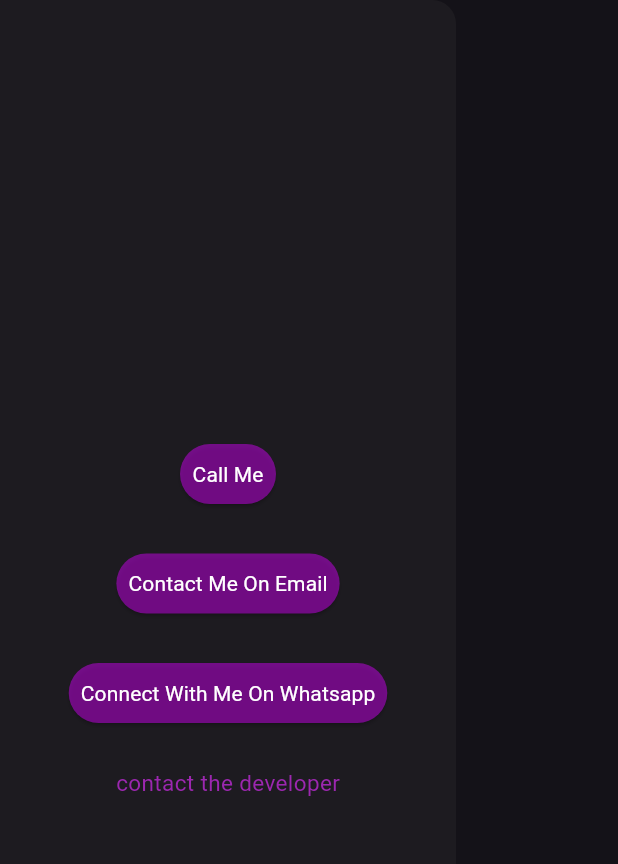
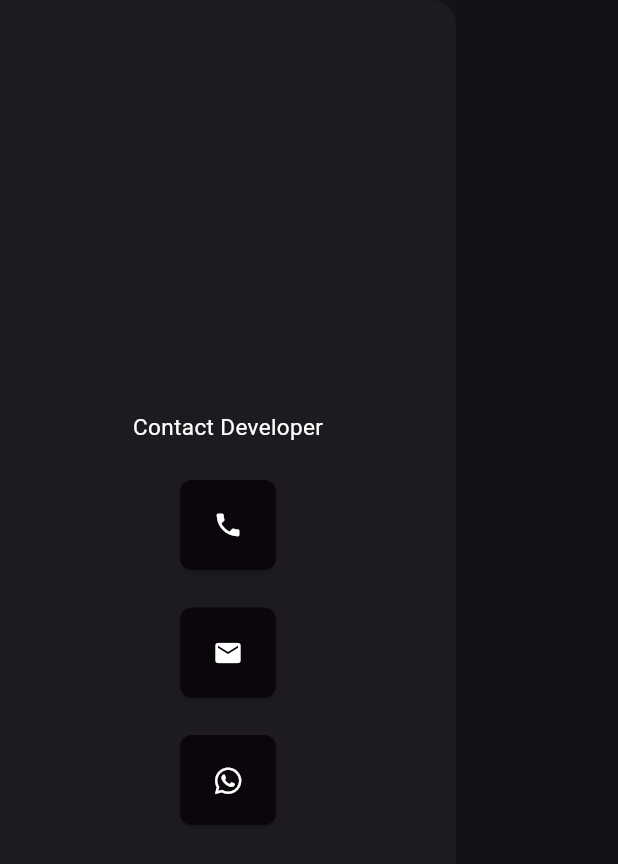
Before and after one commit to BlessingLuphahla/flutter-to-do-app, a Flutter app: the ReddDrawer widget shown alone on an empty page, opened directly, on a phone screen of 412 x 824 dp. Shown: the top 864 px of the screen. Run offline on Flutter 3.47's test engine with Material 3 defaults, Android fonts, the phone set to English and light mode, and no system bars; our stand-ins replace flutter_slidable, font_awesome_flutter, hive_flutter; accounts and stored records are empty.

Commit message:
redd drawer update

```diff
--- a/lib/utils/redd_drawer.dart
+++ b/lib/utils/redd_drawer.dart
@@ -1,23 +1,26 @@
 import 'package:flutter/material.dart';
+import 'package:font_awesome_flutter/font_awesome_flutter.dart';
 import 'package:url_launcher/url_launcher.dart';
 
 class ReddDrawer extends StatelessWidget {
+  const ReddDrawer({super.key});
+
+  // Common button style for all buttons in the drawer
   ButtonStyle buttonStyle() {
-    return ButtonStyle(
-        padding: const WidgetStatePropertyAll(EdgeInsets.all(8)),
-        foregroundColor: WidgetStateColor.resolveWith((_) {
-          return const Color.fromARGB(255, 255, 255, 255);
-        }),
-        backgroundColor: WidgetStateColor.resolveWith((_) {
-          return const Color.fromARGB(118, 217, 1, 255);
-        }));
+    return ElevatedButton.styleFrom(
+      padding: EdgeInsets.zero,
+      foregroundColor: Colors.white,
+      backgroundColor: Color.fromARGB(255, 10, 6, 11),
+      shape: RoundedRectangleBorder(
+        borderRadius: BorderRadius.circular(8),
+      ),
+      fixedSize: const Size(60, 60),
+    );
   }
 
   static const sizedBoxHeight = SizedBox(
     height: 25,
   );
-
-  const ReddDrawer({super.key});
 
   @override
   Widget build(BuildContext context) {
@@ -26,40 +29,45 @@ class ReddDrawer extends StatelessWidget {
         mainAxisAlignment: MainAxisAlignment.center,
         crossAxisAlignment: CrossAxisAlignment.center,
         children: [
+          const Text(
+            'Contact Developer',
+            style: TextStyle(
+              color: Colors.white,
+              fontWeight: FontWeight.w500,
+              fontSize: 15,
+            ),
+          ),
+          sizedBoxHeight,
           ElevatedButton(
             style: buttonStyle(),
-              child: const Text('Call Me'),
+            child: const Icon(Icons.phone, size: 20),
             onPressed: () {
               launchUrl(Uri.parse('tel:+263788793302'),
                   mode: LaunchMode.externalApplication);
-              }),
+            },
+          ),
           sizedBoxHeight,
           ElevatedButton(
             style: buttonStyle(),
-              child: const Text('Contact Me On Email'),
+            child: const Icon(Icons.email, size: 20),
             onPressed: () {
               launchUrl(
                   Uri.parse(
                       'mailto: luphahlablessingthamsanqa@gmail.com?subject=Business&body=Hey Dynamic Digital Design can you'),
                   mode: LaunchMode.externalApplication);
-              }),
+            },
+          ),
           sizedBoxHeight,
           ElevatedButton(
             style: buttonStyle(),
-              child: const Text('Connect With Me On Whatsapp'),
+            child: const FaIcon(FontAwesomeIcons.whatsapp,
+                size: 20), // WhatsApp icon from FontAwesome
             onPressed: () {
               launchUrl(
                   Uri.parse('https://wa.me/263788793302?text=Hey REDD AXE'),
                   mode: LaunchMode.externalApplication);
-              }),
-          sizedBoxHeight,
-          const Text(
-            'contact the developer',
-            style: TextStyle(
-                color: Colors.purple,
-                fontWeight: FontWeight.w500,
-                fontSize: 15),
-          )
+            },
+          ),
         ],
       ),
     );
--- a/pubspec.yaml
+++ b/pubspec.yaml
@@ -18,6 +18,7 @@ dependencies:
   hive: ^2.2.3
   hive_flutter: ^1.1.0
   url_launcher: ^6.3.0
+  font_awesome_flutter: ^10.4.0
 
 dev_dependencies:
   build_runner: ^2.4.11
```
Also changed, not shown: pubspec.lock, 1 other file. Lines whose indentation alone changed are shown as unchanged.
